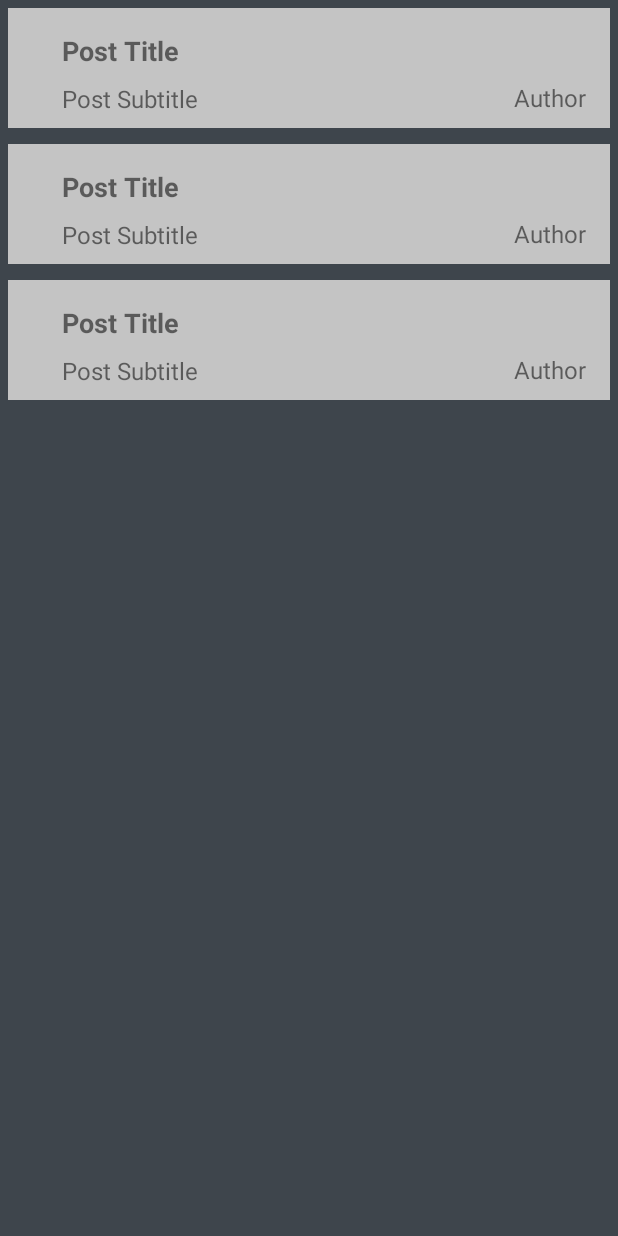
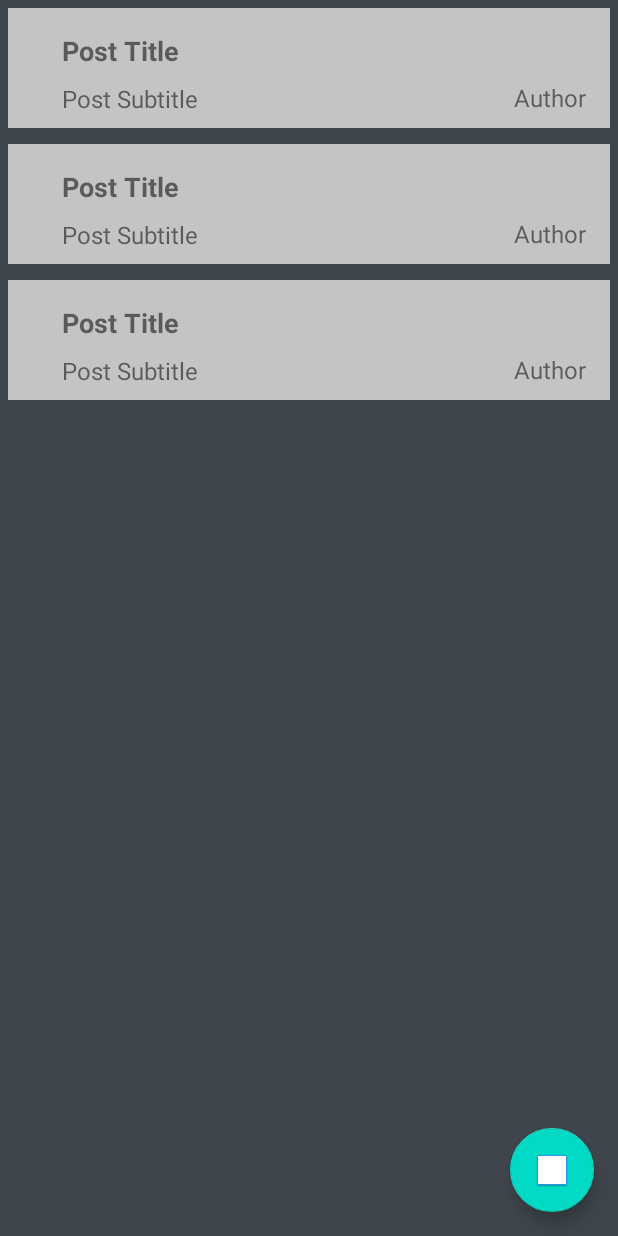
Before and after one commit to RonanQuill/Closely, an Android app: the layout fragment_blog_list.xml on its own in the app's theme, with its tools: preview values and no code run, on a phone screen of 412 x 824 dp. Run offline under Robolectric (Android 15) with nearby library versions, the phone set to English and light mode, and no system bars.

Commit message:
Added button to post blog

```diff
--- a/app/src/main/res/layout/fragment_blog_list.xml
+++ b/app/src/main/res/layout/fragment_blog_list.xml
@@ -17,4 +17,15 @@
         app:layout_constraintTop_toTopOf="parent"
         android:requiresFadingEdge="vertical"
         android:fadingEdgeLength="70dp" />
+
+    <com.google.android.material.floatingactionbutton.FloatingActionButton
+        android:id="@+id/createBlogButton"
+        android:layout_width="wrap_content"
+        android:layout_height="wrap_content"
+        android:layout_marginEnd="16dp"
+        android:layout_marginBottom="16dp"
+        android:clickable="true"
+        android:src="@drawable/common_google_signin_btn_icon_dark_normal_background"
+        app:layout_constraintBottom_toBottomOf="parent"
+        app:layout_constraintEnd_toEndOf="parent" />
 </androidx.constraintlayout.widget.ConstraintLayout>
```
Also changed, not shown: app/src/main/java/cs4084/closely/blog/BlogListFragment.java (+19 -0 lines).
